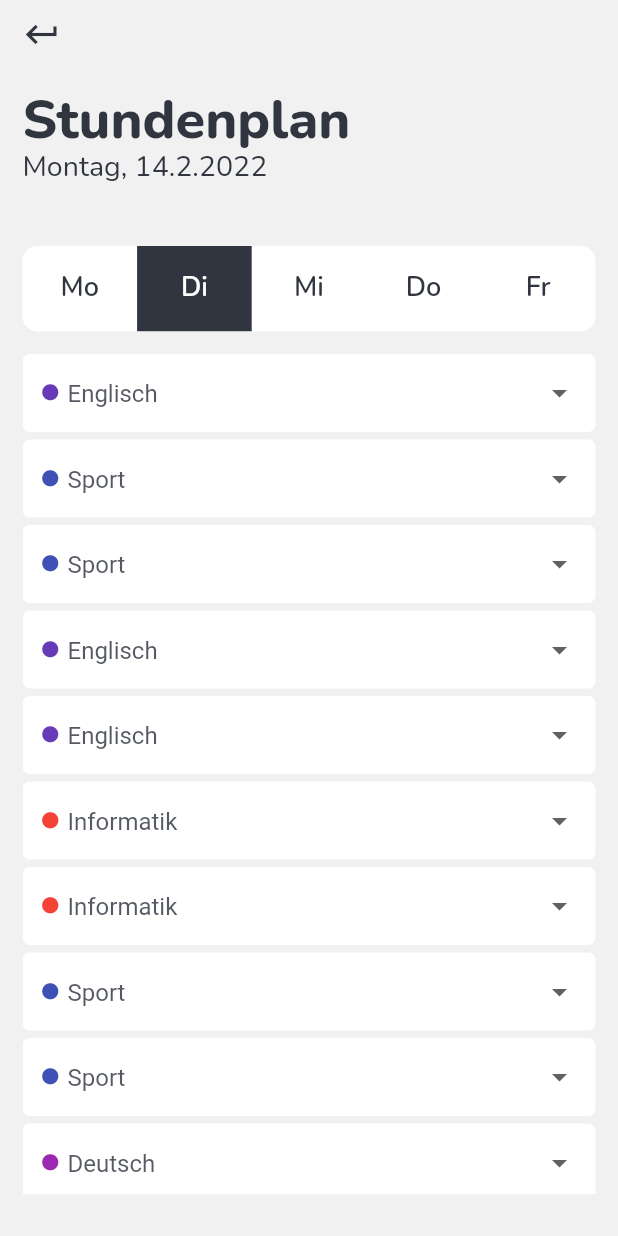
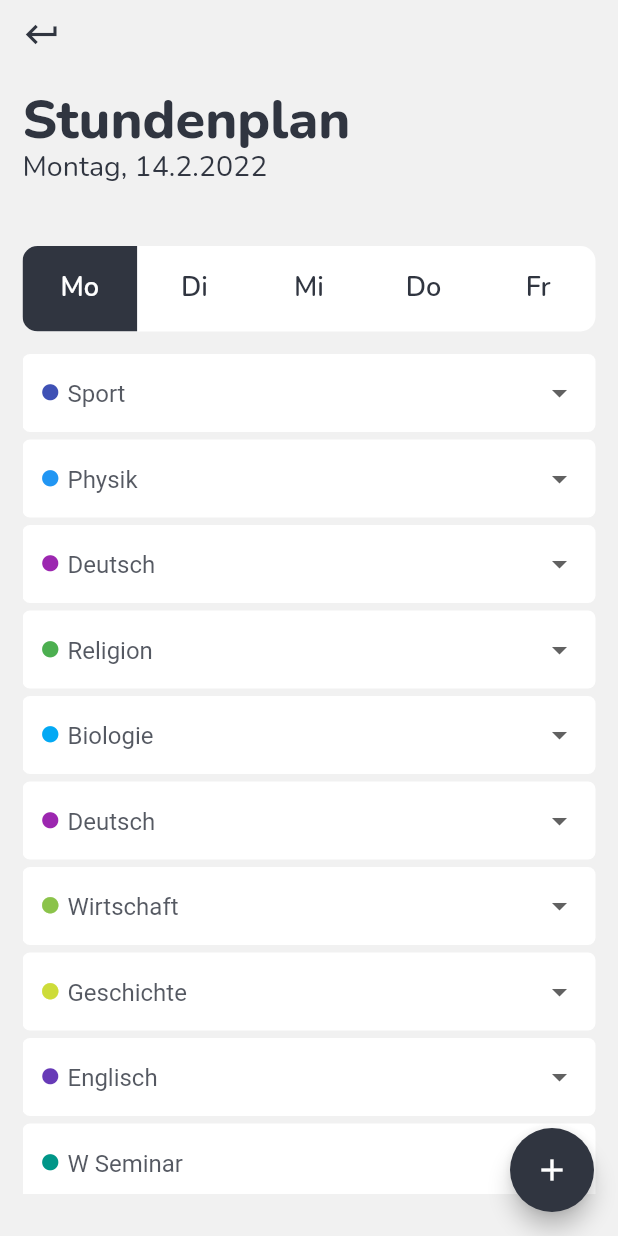
Before and after one commit to brainHausaufgaben/app, a Flutter app: the screen it shows after launch, after a tap on the "settings" icon, on a phone screen of 412 x 824 dp. Run offline on Flutter 3.47's test engine with Material 2 defaults, Android fonts, the phone set to English and light mode, and no system bars; our stand-ins replace drift, flutter_colorpicker, shared_preferences; missing offline and left inert: flutter_rounded_date_picker; accounts and stored records are empty; generated files the repository leaves out were written again.

Commit message:
idk nur als backup

```diff
--- a/lib/Backend/subject.dart
+++ b/lib/Backend/subject.dart
@@ -13,6 +13,12 @@ class Subject{
   Subject (this.name,this.color){
     TimeTable.addSubject(this);
   }
+
+  Subject.empty(){
+    name = "Freistunde";
+    color = Colors.grey;
+  }
+
 
   TimeInterval? getTime(Day day){
     for(int i = 0; i < day.subjects.length; i++){
--- a/lib/Backend/time_table.dart
+++ b/lib/Backend/time_table.dart
@@ -19,10 +19,11 @@ class TimeTable {
     TimeInterval(const TimeOfDay(hour: 11, minute: 15), const TimeOfDay(hour: 12, minute: 10)),
     TimeInterval(const TimeOfDay(hour: 12, minute: 10), const TimeOfDay(hour: 12, minute: 55)),
     TimeInterval(const TimeOfDay(hour: 13, minute: 50), const TimeOfDay(hour: 14, minute: 35)),
-    TimeInterval(const TimeOfDay(hour: 12, minute: 35), const TimeOfDay(hour: 15, minute: 20)),
+    TimeInterval(const TimeOfDay(hour: 14, minute: 35), const TimeOfDay(hour: 15, minute: 20)),
     TimeInterval(const TimeOfDay(hour: 15, minute: 35), const TimeOfDay(hour: 16, minute: 20)),
     TimeInterval(const TimeOfDay(hour: 16, minute: 20), const TimeOfDay(hour: 17, minute: 05)),
   ];
+  static Subject emptySubject = Subject.empty();
   static State<MyApp>? app;
 
   static void addLesson(SubjectInstance subject){
--- a/lib/Pages/home_page.dart
+++ b/lib/Pages/home_page.dart
@@ -4,6 +4,7 @@ import 'package:brain_app/Backend/theming.dart';
 import 'package:brain_app/Backend/time_table.dart';
 import 'package:brain_app/Components/home_page_day.dart';
 import 'package:brain_app/Components/point_element.dart';
+import 'package:brain_app/Pages/add_homework.dart';
 import 'package:flutter/material.dart';
 import 'page_template.dart';
 import '../Components/collapsible_box.dart';
@@ -79,6 +80,7 @@ class _HomePage extends State<HomePage>{
     //if(DateTime.now().weekday == 7) return Text("heute ist sonntag geh in kirche");
     return PageTemplate(
       title: 'Übersicht',
+      addButtonAction: HomeworkPage(),
       child: Expanded(child: Column(
         crossAxisAlignment: CrossAxisAlignment.start,
         children: [
@@ -86,34 +88,21 @@ class _HomePage extends State<HomePage>{
           Padding(
             padding: const EdgeInsets.only(top: 7),
             child: CollapsibleBox(
-              text: "Lorem ipsum dolor sit amet, consetetur sadipscing elitr, sed diam nonumy eirmod tempor.",
-              icon: Icons.accessible_forward_rounded,
+              text: "fun fact: Sebastian und Manuel sind extremst cool",
+              icon: Icons.ac_unit,
               dark: true
             ),
           ),
           Expanded(child:
-            StretchingOverscrollIndicator(
-              axisDirection: AxisDirection.down,
-              child: ScrollConfiguration(
-                behavior: RemoveBubbleIndicator(),
-                child: ListView(
-                    padding: const EdgeInsets.only(top:25),
-                    scrollDirection: Axis.vertical,
-                    shrinkWrap: true,
-                    children: getDays()
-                ),
-              ),
-            ),
+          ListView(
+              padding: const EdgeInsets.only(top:25),
+              scrollDirection: Axis.vertical,
+              shrinkWrap: true,
+              children: getDays()
+          )
           ),
         ],
       )
     ));
   }
 }
-
-class RemoveBubbleIndicator extends ScrollBehavior {
-  @override
-  Widget buildViewportChrome(BuildContext context, Widget child, AxisDirection axisDirection) {
-    return child;
-  }
-}
--- a/lib/Pages/page_template.dart
+++ b/lib/Pages/page_template.dart
@@ -4,10 +4,11 @@ import 'package:flutter/material.dart';
 import 'package:brain_app/Backend/theming.dart';
 
 class PageTemplate extends StatefulWidget {
-  const PageTemplate({Key? key, required this.title, required this.child, this.backButton}) : super(key: key);
+  const PageTemplate({Key? key, required this.title, required this.child, this.backButton, this.addButtonAction}) : super(key: key);
   final Widget child;
   final String title;
   final bool? backButton;
+  final Widget? addButtonAction;
 
   @override
   State<PageTemplate> createState() => _PageTemplateState();
@@ -77,11 +78,11 @@ class _PageTemplateState extends State<PageTemplate> {
           ],
         ),
       ),
-      floatingActionButton: widget.backButton != null ? null : FloatingActionButton(
+      floatingActionButton: widget.addButtonAction == null ? null : FloatingActionButton(
         onPressed: () {
           Navigator.push(
               context,
-              MaterialPageRoute(builder: (context) => HomeworkPage())
+              MaterialPageRoute(builder: (context) => widget.addButtonAction!)
           );
         },
         tooltip: 'Hausaufgabe',
--- a/lib/Pages/time_table.dart
+++ b/lib/Pages/time_table.dart
@@ -4,6 +4,8 @@ import 'package:brain_app/Backend/time_table.dart';
 import 'package:brain_app/Components/box.dart';
 import 'package:brain_app/Components/custom_inputs.dart';
 import 'package:brain_app/Components/point_element.dart';
+import 'package:brain_app/Pages/add_homework.dart';
+import 'package:brain_app/Pages/add_subject.dart';
 import 'package:flutter/material.dart';
 import 'package:brain_app/Backend/theming.dart';
 import 'package:brain_app/Pages/page_template.dart';
@@ -41,6 +43,16 @@ class _TimeTablePage extends State<TimeTablePage> with TickerProviderStateMixin
           )
       );
     }
+    subjects.add(DropdownMenuItem<Subject>(
+      child: Padding(
+        padding: const EdgeInsets.only(top: 17),
+        child: PointElement(
+            primaryText: TimeTable.emptySubject.name,
+            color: TimeTable.emptySubject.color
+        ),
+      ),
+      value: TimeTable.emptySubject,
+    ));
     return subjects;
   }
 
@@ -49,16 +61,20 @@ class _TimeTablePage extends State<TimeTablePage> with TickerProviderStateMixin
     for (int day=0; day<5; day++) {
       List<Widget> entries = [];
       for (int i=0; i<10; i++) {
-        String? startTime = TimeTable.week[day].subjects[i]?.getStartTimeString();
+        String? startTime = TimeTable.getDay(day+1).subjects[i]?.getStartTimeString();
         entries.add(
             Padding(
               padding: const EdgeInsets.only(bottom: 5),
               child: CustomDropdown(
-                defaultText: Text("Frei", style: AppDesign.current.textStyles.input),
+                defaultText: Text("Freistunde", style: AppDesign.current.textStyles.input),
                 currentValue: TimeTable.week[day].subjects[i]?.subject,
                 items: getDropdowns(),
                 onChanged: (value) {
-                  TimeTable.week[day].subjects[i] = SubjectInstance(value, day+1, i);
+                  if(value == TimeTable.emptySubject) {
+                    TimeTable.week[day].subjects[i] = null;
+                  } else {
+                    TimeTable.week[day].subjects[i] = SubjectInstance(value, day+1, i);
+                  }
                   // TODO: Das ist dumm, man sollte die app irgendwie anders neu laden können
                   TimeTable.app!.setState(() {});
                 },
@@ -79,12 +95,13 @@ class _TimeTablePage extends State<TimeTablePage> with TickerProviderStateMixin
   @override
   Widget build(BuildContext context) {
     int weekDay = DateTime.now().weekday;
-    // TODO: Irgendwie machen dass man da scrollen kann in der TabBarView
+    // TODO: Irgendwie machen dass die Tabbarview den ganzen screen füllt, wahrscheinlich mit scaffold in page_template
     return PageTemplate(
       title: "Stundenplan",
       backButton: true,
+      addButtonAction: SubjectPage(),
       child: DefaultTabController(
-        initialIndex: weekDay > 5 ? 0 : weekDay,
+        initialIndex: weekDay > 5 ? 0 : weekDay - 1,
         length: 5,
         child: Column(
             children: [
--- a/lib/main.dart
+++ b/lib/main.dart
@@ -1,9 +1,9 @@
 import 'dart:math';
 
 
-import 'package:brain_app/Backend/data_store.dart';
+//import 'package:brain_app/Backend/data_store.dart';
 import 'package:brain_app/Backend/subject_instance.dart';
-import 'package:drift/drift.dart';
+//import 'package:drift/drift.dart';
 import 'package:flutter/material.dart';
 import 'package:flutter_localizations/flutter_localizations.dart';
 import 'Backend/time_table.dart';
@@ -40,15 +40,23 @@ class _MyApp extends State<MyApp> {
       supportedLocales: const [
         Locale('de', 'DE')
       ],
+      builder: (context, child) {
+        return ScrollConfiguration(
+          behavior: StretchingIndicator(),
+          child: child!,
+        );
+      },
     );
   }
 
   //an computi funktioniert nicht wenn das nicht rauskommentiert ist :(
+  /*
   void databaseOperations() async{
     MyDatabase database = MyDatabase();
     await database.addTodo(TodosCompanion(name: Value("sus"), color: Value("sda") ));
     print(await database.allTodoEntries);
 }
+   */
 
   @override
   void initState() {
@@ -58,7 +66,7 @@ class _MyApp extends State<MyApp> {
       setState((){});
     });
     TimeTable.init(this);
-    databaseOperations();
+    //databaseOperations();
 
 
     //unnötig aber mir war langweilig
@@ -79,7 +87,7 @@ class _MyApp extends State<MyApp> {
     */
     Random random = Random();
     //List<String> names = ["schwanz", "cock", "amongus", "deutsch", "keine ahnung", "bubatz", "mathematik","hurensohn","er hat ein neues lied", "all meine entchen", "schwimmen auf dir", "kartoffelbrei", "jeremias", "fett", "sylenth1", "übergewichtig", "oh gott", "christian winkler", "bildungschicht","ähhh", "12 punkte schnitt", "nee es reicht glaub ich","birnenkomptt","keeenuuu weeeves", "ist wolkenmeer in diesem fall ein neologismus", "qrxvy (hund)", "batman", "five night freddy", "ich überlege", "gay lesson", "debug", "micheal","jackson","wendler bitter", "how to be GAYY!!", "trans learning", "gay recess", "crossdressing hour", "transgender lunch", "blm period"];
-    List<String> subjectsNames = ["Informatik","Mathematik","Deutsch","Englisch","Sport"];
+    List<String> subjectsNames = ["Informatik","Mathematik","Deutsch","Englisch","Sport","Physik","Biologie","P Seminar Brain","W Seminar","Religion","Wirtschaft","Geschichte"];
     for(int sub = 0; sub < subjectsNames.length; sub++){
       Subject(subjectsNames[sub],Colors.primaries[sub]);
     }
@@ -108,3 +116,13 @@ class _MyApp extends State<MyApp> {
 
 
 }
+
+class StretchingIndicator extends ScrollBehavior {
+  @override
+  Widget buildOverscrollIndicator(BuildContext context, Widget child, ScrollableDetails details) {
+    return StretchingOverscrollIndicator(
+        child: child,
+        axisDirection: AxisDirection.down
+    );
+  }
+}
--- a/pubspec.yaml
+++ b/pubspec.yaml
@@ -37,6 +37,7 @@ dependencies:
   sqlite3_flutter_libs: ^0.5.0
   path_provider: ^2.0.0
   path: 1.8.0
+  flutter_colorpicker: ^1.0.3
 
 
   # The following adds the Cupertino Icons font to your application.
```
Also changed, not shown: lib/Pages/add_subject.dart (+78 -0 lines), pubspec.lock.
